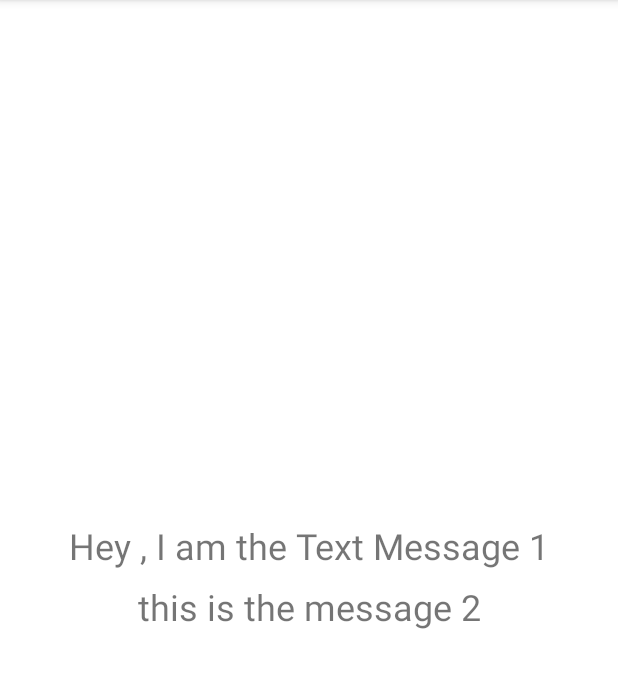
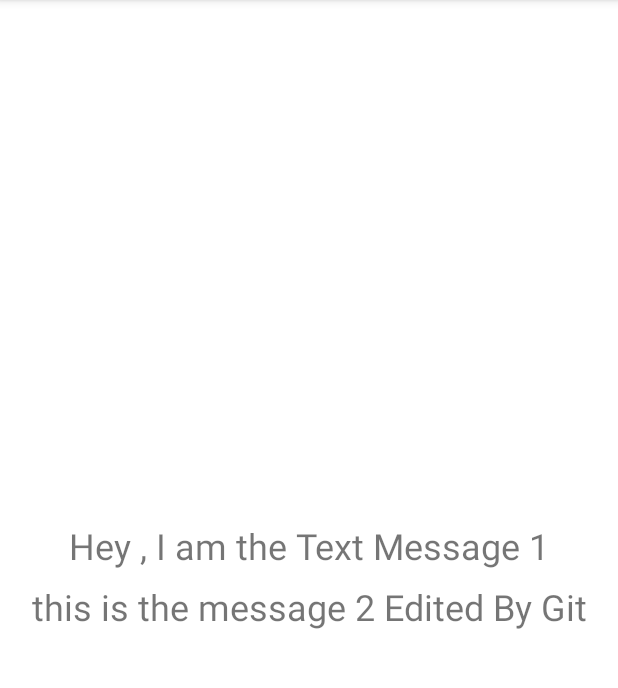
Before and after one commit to danuja-wije/MadLab1, an Android app: the screen it shows after launch (MainActivity), on a phone screen of 412 x 824 dp, the part 84-772 px from its top. Run offline under Robolectric (Android 15) with nearby library versions, the phone set to English and light mode, and no system bars.

Commit message:
Change THe String Message 2

```diff
--- a/app/src/main/res/values/strings.xml
+++ b/app/src/main/res/values/strings.xml
@@ -1,6 +1,6 @@
 <resources>
     <string name="app_name">tute</string>
     <string name="Msg1">Hey , I am the Text Message 1</string>
-    <string name="Msg2">this is the message 2</string>
+    <string name="Msg2">this is the message 2 Edited By Git</string>
     <string name="msg3"><![CDATA[<>!~]]></string>
 </resources>
```
